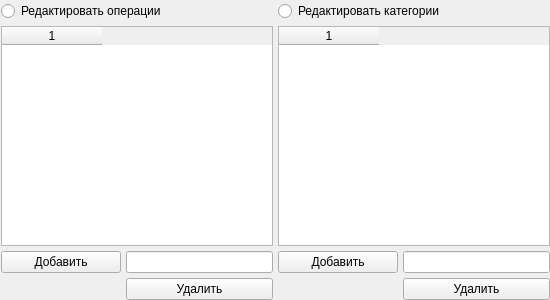
Old version of the form design/EditFields_form.ui in the repository Iotwo/YL1.
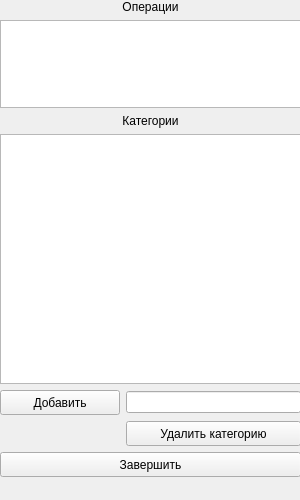
New version of the form.

```diff
--- a/design/EditFields_form.ui
+++ b/design/EditFields_form.ui
@@ -9,20 +9,20 @@
    <rect>
     <x>0</x>
     <y>0</y>
-    <width>550</width>
-    <height>300</height>
+    <width>300</width>
+    <height>500</height>
    </rect>
   </property>
   <property name="minimumSize">
    <size>
-    <width>550</width>
-    <height>300</height>
+    <width>300</width>
+    <height>500</height>
    </size>
   </property>
   <property name="maximumSize">
    <size>
     <width>550</width>
-    <height>300</height>
+    <height>900</height>
    </size>
   </property>
   <property name="windowTitle">
@@ -32,9 +32,9 @@
    <property name="geometry">
     <rect>
      <x>0</x>
-     <y>0</y>
-     <width>551</width>
-     <height>301</height>
+     <y>-10</y>
+     <width>2</width>
+     <height>2</height>
     </rect>
    </property>
    <layout class="QHBoxLayout" name="main_layout">
@@ -56,98 +56,66 @@
     <property name="bottomMargin">
      <number>1</number>
     </property>
-    <item>
-     <layout class="QVBoxLayout" name="ops_layout">
-      <item>
-       <widget class="QRadioButton" name="select_ops_rdbtn">
-        <property name="minimumSize">
-         <size>
-          <width>0</width>
-          <height>20</height>
-         </size>
-        </property>
+   </layout>
+  </widget>
+  <widget class="QWidget" name="verticalLayoutWidget">
+   <property name="geometry">
+    <rect>
+     <x>0</x>
+     <y>0</y>
+     <width>301</width>
+     <height>477</height>
+    </rect>
+   </property>
+   <layout class="QVBoxLayout" name="main_vLayout">
+    <item>
+     <widget class="QLabel" name="op_lbl">
         <property name="text">
-         <string>Редактировать операции</string>
-        </property>
-       </widget>
-      </item>
-      <item>
-       <widget class="QTableWidget" name="ops_table">
-        <property name="editTriggers">
-         <set>QAbstractItemView::NoEditTriggers</set>
-        </property>
-        <property name="columnCount">
-         <number>1</number>
-        </property>
-        <attribute name="horizontalHeaderCascadingSectionResizes">
-         <bool>true</bool>
-        </attribute>
-        <column/>
+       <string>Операции</string>
+      </property>
+      <property name="alignment">
+       <set>Qt::AlignCenter</set>
+      </property>
        </widget>
       </item>
       <item>
-       <layout class="QGridLayout" name="ops_ctrl_grid">
-        <item row="0" column="1">
-         <widget class="QLineEdit" name="op_name_txt"/>
-        </item>
-        <item row="0" column="0">
-         <widget class="QPushButton" name="add_new_op_btn">
+     <widget class="QListWidget" name="operations_listWidget">
           <property name="minimumSize">
            <size>
-            <width>120</width>
-            <height>0</height>
-           </size>
-          </property>
-          <property name="text">
-           <string>Добавить</string>
-          </property>
-         </widget>
-        </item>
-        <item row="1" column="1">
-         <widget class="QPushButton" name="del_cur_op_btn">
+        <width>295</width>
+        <height>80</height>
+       </size>
+      </property>
+     </widget>
+    </item>
+    <item>
+     <widget class="QLabel" name="cat_lbl">
           <property name="text">
-           <string>Удалить</string>
-          </property>
-         </widget>
-        </item>
-       </layout>
-      </item>
-     </layout>
-    </item>
+       <string>Категории</string>
+      </property>
+      <property name="alignment">
+       <set>Qt::AlignCenter</set>
+      </property>
+     </widget>
+    </item>
     <item>
-     <layout class="QVBoxLayout" name="cats_layout">
-      <item>
-       <widget class="QRadioButton" name="select_cats_rdbtn">
+     <widget class="QListWidget" name="listWidget">
         <property name="minimumSize">
          <size>
-          <width>0</width>
-          <height>20</height>
-         </size>
-        </property>
-        <property name="text">
-         <string>Редактировать категории</string>
-        </property>
+        <width>295</width>
+        <height>250</height>
+       </size>
+      </property>
        </widget>
       </item>
       <item>
-       <widget class="QTableWidget" name="cats_table">
-        <property name="editTriggers">
-         <set>QAbstractItemView::NoEditTriggers</set>
-        </property>
-        <property name="columnCount">
-         <number>1</number>
-        </property>
-        <column/>
-       </widget>
-      </item>
-      <item>
-       <layout class="QGridLayout" name="cats_ctrl_grid">
+     <layout class="QGridLayout" name="cat_btn_gLayout">
         <item row="0" column="0">
          <widget class="QPushButton" name="add_new_cat_btn">
           <property name="minimumSize">
            <size>
             <width>120</width>
-            <height>0</height>
+          <height>25</height>
            </size>
           </property>
           <property name="text">
@@ -156,18 +124,42 @@
          </widget>
         </item>
         <item row="0" column="1">
-         <widget class="QLineEdit" name="cat_name_txt"/>
+       <widget class="QLineEdit" name="new_cat_txtEdit">
+        <property name="minimumSize">
+         <size>
+          <width>100</width>
+          <height>20</height>
+         </size>
+        </property>
+       </widget>
         </item>
         <item row="1" column="1">
-         <widget class="QPushButton" name="del_cur_cat_btn">
+       <widget class="QPushButton" name="rm_selected_cat_btn">
+        <property name="minimumSize">
+         <size>
+          <width>120</width>
+          <height>25</height>
+         </size>
+        </property>
           <property name="text">
-           <string>Удалить</string>
+         <string>Удалить категорию</string>
           </property>
          </widget>
         </item>
        </layout>
       </item>
-     </layout>
+    <item>
+     <widget class="QPushButton" name="exit_btn">
+      <property name="minimumSize">
+       <size>
+        <width>200</width>
+        <height>25</height>
+       </size>
+      </property>
+      <property name="text">
+       <string>Завершить</string>
+      </property>
+     </widget>
     </item>
    </layout>
   </widget>
```
Left out of the diff: 4 changed lines with no effect on the pictures. Lines whose indentation alone changed are shown as unchanged.
